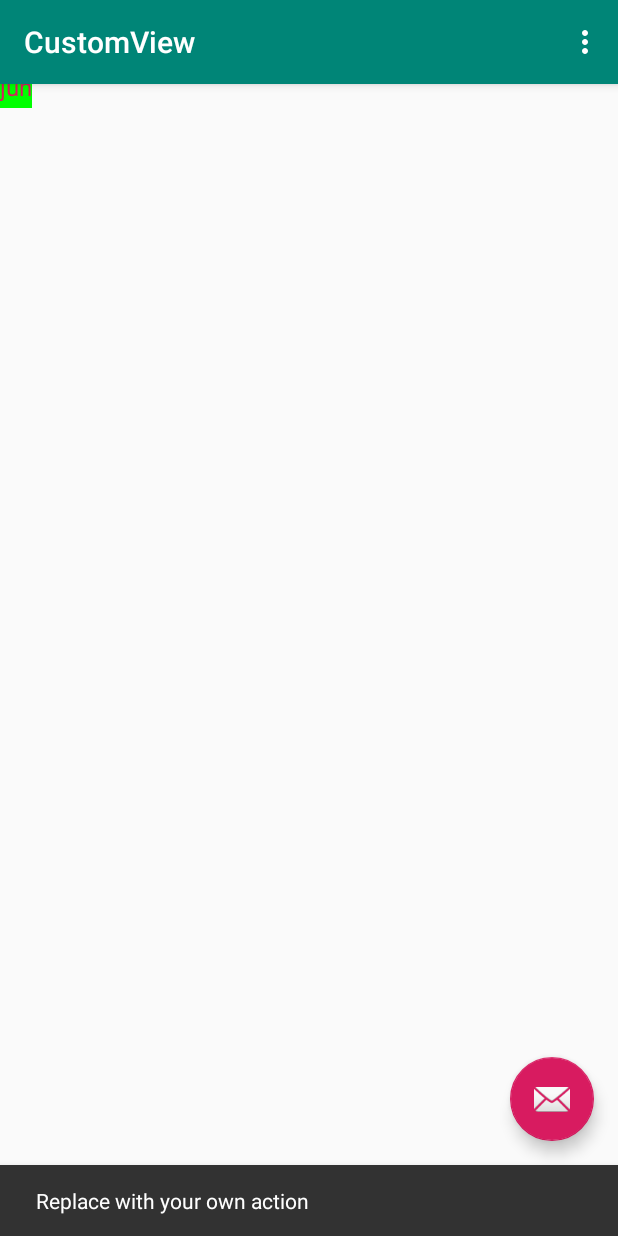
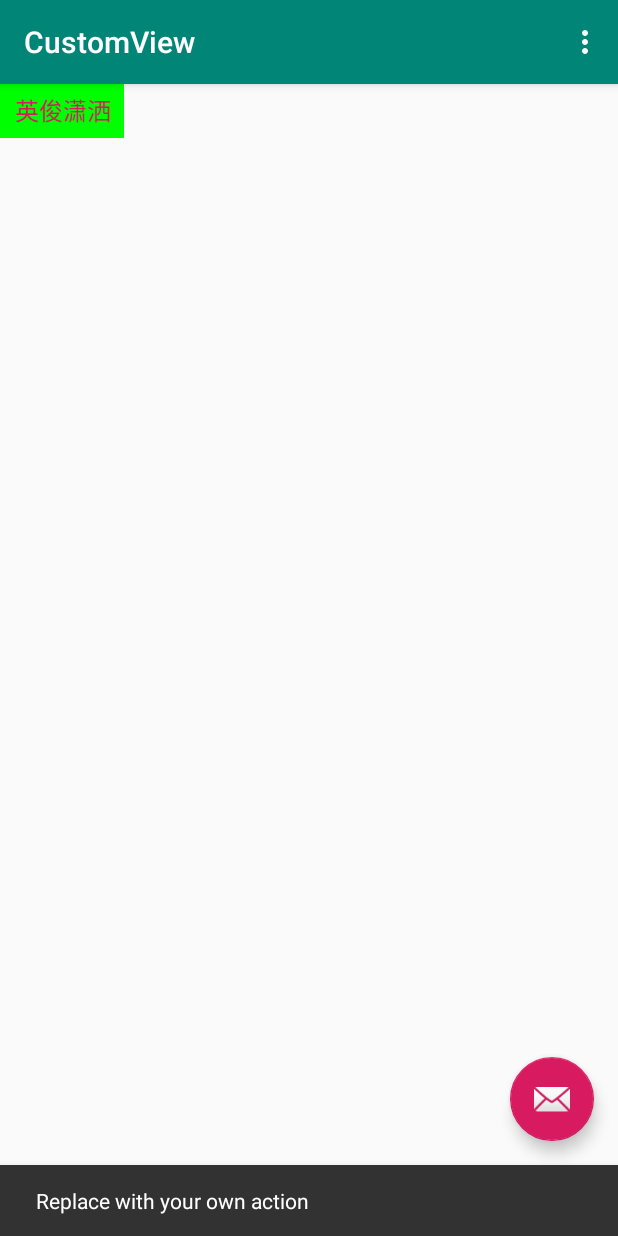
Before and after one commit to agula5610/CustomView, an Android app: the screen it shows after launch (MainActivity), after a tap on an icon or button, on a phone screen of 412 x 824 dp. Run offline under Robolectric (Android 15) with nearby library versions, the phone set to English and light mode, and no system bars.

Commit message:
基线问题

```diff
--- a/app/src/main/java/com/hesc/customview/TextView.java
+++ b/app/src/main/java/com/hesc/customview/TextView.java
@@ -89,7 +89,7 @@ public class TextView extends View {
             Rect bounds = new Rect();
             // 获取文本的Rect
             myPaint.getTextBounds(mText, 0, mText.length(), bounds);
-            widthSize = bounds.width();
+            widthSize = bounds.width() + getPaddingLeft() + getPaddingRight();
         }
 
         if (heightMode == MeasureSpec.AT_MOST) {
@@ -97,7 +97,7 @@ public class TextView extends View {
             Rect bounds = new Rect();
             // 获取文本的Rect
             myPaint.getTextBounds(mText, 0, mText.length(), bounds);
-            heightSize = bounds.height();
+            heightSize = bounds.height() + getPaddingTop() + getPaddingBottom();
         }
         // 设置控件的宽高
         setMeasuredDimension(widthSize, heightSize);
@@ -109,7 +109,12 @@ public class TextView extends View {
         // 画文字  text  x    y   paint
         // x 就是开始的位置
         // y 基线  baseline
-        canvas.drawText(mText, 0, getHeight() / 2, myPaint);
+        // 计算方法  getHeight()/2 + (bottom - top)/2 -bottom;
+        // 其中top和bottom各自代表到基线的距离
+        Paint.FontMetricsInt fontMetricsInt = myPaint.getFontMetricsInt();
+        int baseLine = (getHeight() - fontMetricsInt.bottom - fontMetricsInt.top) / 2;
+        int x = getPaddingLeft();
+        canvas.drawText(mText, x, baseLine, myPaint);
 
     }
 
--- a/app/src/main/res/layout/content_main.xml
+++ b/app/src/main/res/layout/content_main.xml
@@ -16,8 +16,9 @@
             android:layout_width="wrap_content"
             android:layout_height="wrap_content"
             android:background="#00ff00"
+            android:padding="10dp"
             android:text="Hello World!"
-            app:ctext="jun"
+            app:ctext="英俊潇洒"
             app:ctextColor="@color/colorAccent"
             app:ctextSize="16sp" />
     </LinearLayout>
```
